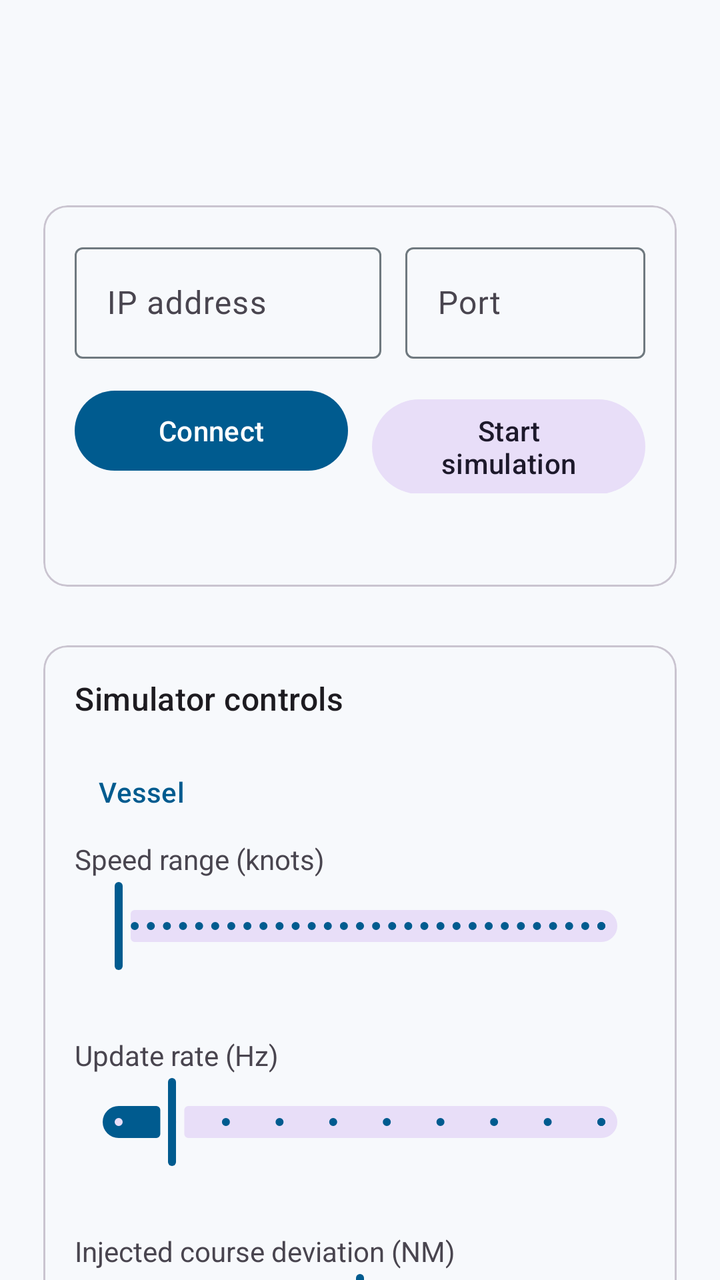
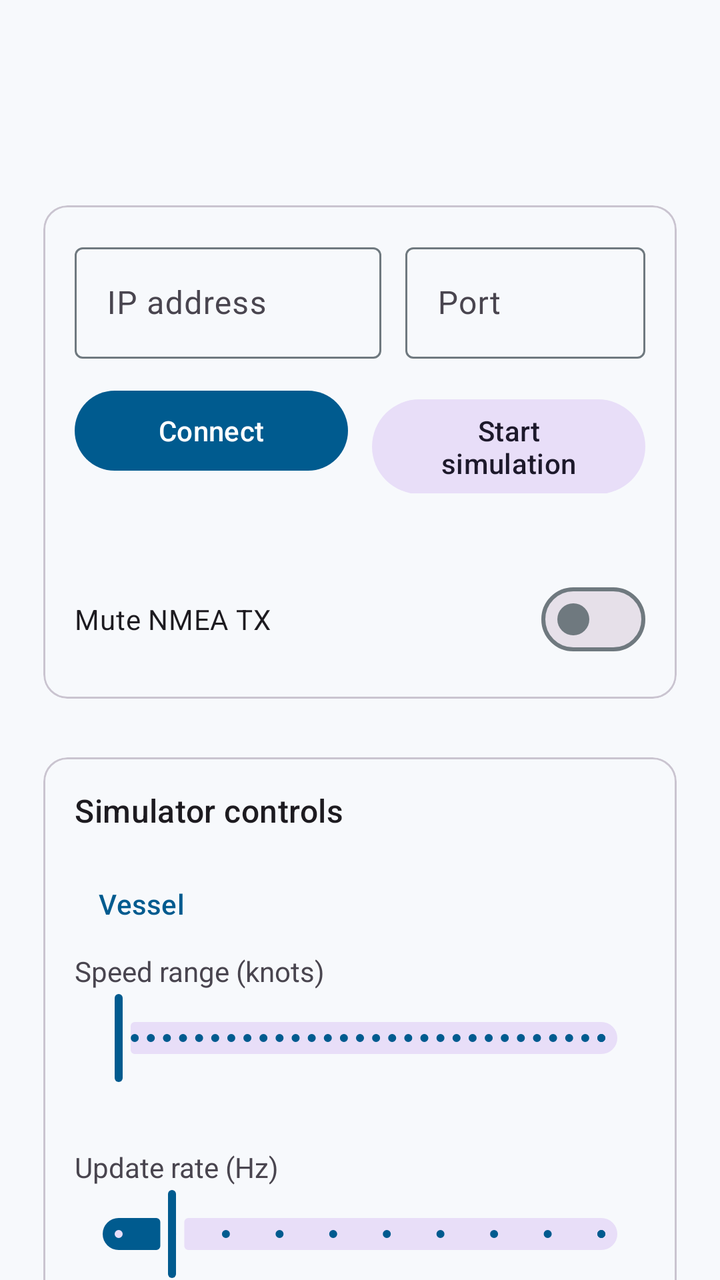

Before-and-after screenshots of an Android layout around one commit, followed by the original layout XML and the change that was made.
<!-- AndroidManifest.xml: application theme Theme.NmeaNavigationSimulator -->
<!-- res/layout/activity_main.xml -->
<?xml version="1.0" encoding="utf-8"?>
<androidx.core.widget.NestedScrollView xmlns:android="http://schemas.android.com/apk/res/android"
    xmlns:app="http://schemas.android.com/apk/res-auto"
    android:layout_width="match_parent"
    android:layout_height="match_parent"
    android:fillViewport="true">

    <LinearLayout
        android:layout_width="match_parent"
        android:layout_height="wrap_content"
        android:orientation="vertical"
        android:padding="16dp">

        <com.google.android.material.appbar.MaterialToolbar
            android:id="@+id/toolbar"
            android:layout_width="match_parent"
            android:layout_height="wrap_content"
            android:title="@string/app_name"
            android:subtitle="@string/toolbar_subtitle" />

        <com.google.android.material.card.MaterialCardView
            android:layout_width="match_parent"
            android:layout_height="wrap_content"
            android:layout_marginTop="16dp"
            app:cardUseCompatPadding="true">

            <LinearLayout
                android:layout_width="match_parent"
                android:layout_height="wrap_content"
                android:orientation="vertical"
                android:padding="16dp">

                <LinearLayout
                    android:layout_width="match_parent"
                    android:layout_height="wrap_content"
                    android:orientation="horizontal">

                    <com.google.android.material.textfield.TextInputLayout
                        android:id="@+id/ipInputLayout"
                        android:layout_width="0dp"
                        android:layout_height="wrap_content"
                        android:layout_weight="1"
                        android:hint="@string/ip_address">

                        <com.google.android.material.textfield.TextInputEditText
                            android:id="@+id/ipEditText"
                            android:layout_width="match_parent"
                            android:layout_height="wrap_content"
                            android:inputType="textUri" />
                    </com.google.android.material.textfield.TextInputLayout>

                    <Space
                        android:layout_width="12dp"
                        android:layout_height="1dp" />

                    <com.google.android.material.textfield.TextInputLayout
                        android:id="@+id/portInputLayout"
                        android:layout_width="120dp"
                        android:layout_height="wrap_content"
                        android:hint="@string/port">

                        <com.google.android.material.textfield.TextInputEditText
                            android:id="@+id/portEditText"
                            android:layout_width="match_parent"
                            android:layout_height="wrap_content"
                            android:inputType="number" />
                    </com.google.android.material.textfield.TextInputLayout>
                </LinearLayout>

                <LinearLayout
                    android:layout_width="match_parent"
                    android:layout_height="wrap_content"
                    android:layout_marginTop="12dp"
                    android:orientation="horizontal">

                    <com.google.android.material.button.MaterialButton
                        android:id="@+id/connectButton"
                        style="@style/Widget.Material3.Button"
                        android:layout_width="0dp"
                        android:layout_height="wrap_content"
                        android:layout_weight="1"
                        android:text="@string/connect" />

                    <Space
                        android:layout_width="12dp"
                        android:layout_height="1dp" />

                    <com.google.android.material.button.MaterialButton
                        android:id="@+id/simulationButton"
                        style="@style/Widget.Material3.Button.TonalButton"
                        android:layout_width="0dp"
                        android:layout_height="wrap_content"
                        android:layout_weight="1"
                        android:text="@string/start_simulation" />
                </LinearLayout>

                <TextView
                    android:id="@+id/statusTextView"
                    android:layout_width="match_parent"
                    android:layout_height="wrap_content"
                    android:layout_marginTop="12dp"
                    android:textAppearance="?attr/textAppearanceBodyMedium" />
            </LinearLayout>
        </com.google.android.material.card.MaterialCardView>

        <com.google.android.material.card.MaterialCardView
            android:layout_width="match_parent"
            android:layout_height="wrap_content"
            android:layout_marginTop="16dp"
            app:cardUseCompatPadding="true">

            <LinearLayout
                android:layout_width="match_parent"
                android:layout_height="wrap_content"
                android:orientation="vertical"
                android:padding="16dp">

                <TextView
                    android:layout_width="match_parent"
                    android:layout_height="wrap_content"
                    android:text="@string/simulator_controls"
                    android:textAppearance="?attr/textAppearanceTitleMedium" />

                <com.google.android.material.button.MaterialButton
                    android:id="@+id/vesselSectionButton"
                    style="@style/Widget.Material3.Button.TextButton"
                    android:layout_width="match_parent"
                    android:layout_height="wrap_content"
                    android:layout_marginTop="12dp"
                    android:gravity="start|center_vertical"
                    android:text="@string/vessel_controls" />

                <LinearLayout
                    android:id="@+id/vesselControlsLayout"
                    android:layout_width="match_parent"
                    android:layout_height="wrap_content"
                    android:orientation="vertical">

                    <TextView
                        android:layout_width="match_parent"
                        android:layout_height="wrap_content"
                        android:text="@string/speed_knots" />

                    <com.google.android.material.slider.RangeSlider
                        android:id="@+id/speedRangeSlider"
                        android:layout_width="match_parent"
                        android:layout_height="wrap_content"
                        android:valueFrom="1"
                        android:valueTo="30"
                        android:stepSize="0.5" />

                    <TextView
                        android:id="@+id/speedConfigTextView"
                        android:layout_width="match_parent"
                        android:layout_height="wrap_content" />

                    <TextView
                        android:layout_width="match_parent"
                        android:layout_height="wrap_content"
                        android:layout_marginTop="12dp"
                        android:text="@string/update_rate_hz" />

                    <com.google.android.material.slider.Slider
                        android:id="@+id/updateRateSlider"
                        android:layout_width="match_parent"
                        android:layout_height="wrap_content"
                        android:valueFrom="1"
                        android:valueTo="10"
                        android:stepSize="1"
                        android:value="2" />

                    <TextView
                        android:id="@+id/updateRateTextView"
                        android:layout_width="match_parent"
                        android:layout_height="wrap_content" />

                    <TextView
                        android:layout_width="match_parent"
                        android:layout_height="wrap_content"
                        android:layout_marginTop="12dp"
                        android:text="@string/course_deviation" />

                    <com.google.android.material.slider.Slider
                        android:id="@+id/deviationSlider"
                        android:layout_width="match_parent"
                        android:layout_height="wrap_content"
                        android:valueFrom="-0.5"
                        android:valueTo="0.5"
                        android:stepSize="0.01"
                        android:value="0" />

                    <TextView
                        android:id="@+id/deviationTextView"
                        android:layout_width="match_parent"
                        android:layout_height="wrap_content" />

                    <TextView
                        android:layout_width="match_parent"
                        android:layout_height="wrap_content"
                        android:layout_marginTop="12dp"
                        android:text="@string/rudder_angle" />

                    <com.google.android.material.slider.Slider
                        android:id="@+id/rudderAngleSlider"
                        android:layout_width="match_parent"
                        android:layout_height="wrap_content"
                        android:valueFrom="-40"
                        android:valueTo="40"
                        android:stepSize="0.5"
                        android:value="0" />

                    <TextView
                        android:id="@+id/rudderAngleTextView"
                        android:layout_width="match_parent"
                        android:layout_height="wrap_content" />

                    <com.google.android.material.materialswitch.MaterialSwitch
                        android:id="@+id/rsaStatusInvalidSwitch"
                        android:layout_width="match_parent"
                        android:layout_height="wrap_content"
                        android:layout_marginTop="8dp"
                        android:text="@string/rsa_status_invalid" />
                </LinearLayout>

                <com.google.android.material.button.MaterialButton
                    android:id="@+id/windSectionButton"
                    style="@style/Widget.Material3.Button.TextButton"
                    android:layout_width="match_parent"
                    android:layout_height="wrap_content"
                    android:layout_marginTop="8dp"
                    android:gravity="start|center_vertical"
                    android:text="@string/wind_controls" />

                <LinearLayout
                    android:id="@+id/windControlsLayout"
                    android:layout_width="match_parent"
                    android:layout_height="wrap_content"
                    android:orientation="vertical">

                    <TextView
                        android:layout_width="match_parent"
                        android:layout_height="wrap_content"
                        android:text="@string/wind_direction_true" />

                    <com.google.android.material.slider.RangeSlider
                        android:id="@+id/windDirectionRangeSlider"
                        android:layout_width="match_parent"
                        android:layout_height="wrap_content"
                        android:valueFrom="0"
                        android:valueTo="359"
                        android:stepSize="1" />

                    <TextView
                        android:id="@+id/windDirectionTextView"
                        android:layout_width="match_parent"
                        android:layout_height="wrap_content" />

                    <TextView
                        android:layout_width="match_parent"
                        android:layout_height="wrap_content"
                        android:layout_marginTop="12dp"
                        android:text="@string/wind_speed_knots" />

                    <com.google.android.material.slider.RangeSlider
                        android:id="@+id/windSpeedRangeSlider"
                        android:layout_width="match_parent"
                        android:layout_height="wrap_content"
                        android:valueFrom="0"
                        android:valueTo="60"
                        android:stepSize="0.5" />

                    <TextView
                        android:id="@+id/windSpeedTextView"
                        android:layout_width="match_parent"
                        android:layout_height="wrap_content" />

                    <com.google.android.material.materialswitch.MaterialSwitch
                        android:id="@+id/mwvStatusInvalidSwitch"
                        android:layout_width="match_parent"
                        android:layout_height="wrap_content"
                        android:layout_marginTop="8dp"
                        android:text="@string/mwv_status_invalid" />
                </LinearLayout>

                <com.google.android.material.button.MaterialButton
                    android:id="@+id/waterSectionButton"
                    style="@style/Widget.Material3.Button.TextButton"
                    android:layout_width="match_parent"
                    android:layout_height="wrap_content"
                    android:layout_marginTop="8dp"
                    android:gravity="start|center_vertical"
                    android:text="@string/water_controls" />

                <LinearLayout
                    android:id="@+id/waterControlsLayout"
                    android:layout_width="match_parent"
                    android:layout_height="wrap_content"
                    android:orientation="vertical">

                    <TextView
                        android:layout_width="match_parent"
                        android:layout_height="wrap_content"
                        android:text="@string/depth_meters" />

                    <com.google.android.material.slider.RangeSlider
                        android:id="@+id/depthRangeSlider"
                        android:layout_width="match_parent"
                        android:layout_height="wrap_content"
                        android:valueFrom="0"
                        android:valueTo="100"
                        android:stepSize="0.5" />

                    <TextView
                        android:id="@+id/depthTextView"
                        android:layout_width="match_parent"
                        android:layout_height="wrap_content" />

                    <TextView
                        android:layout_width="match_parent"
                        android:layout_height="wrap_content"
                        android:layout_marginTop="12dp"
                        android:text="@string/water_temperature_celsius" />

                    <com.google.android.material.slider.RangeSlider
                        android:id="@+id/waterTemperatureRangeSlider"
                        android:layout_width="match_parent"
                        android:layout_height="wrap_content"
                        android:valueFrom="-2"
                        android:valueTo="35"
                        android:stepSize="0.5" />

                    <TextView
                        android:id="@+id/waterTemperatureTextView"
                        android:layout_width="match_parent"
                        android:layout_height="wrap_content" />
                </LinearLayout>

                <com.google.android.material.button.MaterialButton
                    android:id="@+id/currentSectionButton"
                    style="@style/Widget.Material3.Button.TextButton"
                    android:layout_width="match_parent"
                    android:layout_height="wrap_content"
                    android:layout_marginTop="8dp"
                    android:gravity="start|center_vertical"
                    android:text="@string/current_controls" />

                <LinearLayout
                    android:id="@+id/currentControlsLayout"
                    android:layout_width="match_parent"
                    android:layout_height="wrap_content"
                    android:orientation="vertical">

                    <TextView
                        android:layout_width="match_parent"
                        android:layout_height="wrap_content"
                        android:text="@string/current_direction_true" />

                    <com.google.android.material.slider.RangeSlider
                        android:id="@+id/currentDirectionRangeSlider"
                        android:layout_width="match_parent"
                        android:layout_height="wrap_content"
                        android:valueFrom="0"
                        android:valueTo="359"
                        android:stepSize="1" />

                    <TextView
                        android:id="@+id/currentDirectionTextView"
                        android:layout_width="match_parent"
                        android:layout_height="wrap_content" />

                    <TextView
                        android:layout_width="match_parent"
                        android:layout_height="wrap_content"
                        android:layout_marginTop="12dp"
                        android:text="@string/current_speed_knots" />

                    <com.google.android.material.slider.RangeSlider
                        android:id="@+id/currentSpeedRangeSlider"
                        android:layout_width="match_parent"
                        android:layout_height="wrap_content"
                        android:valueFrom="0"
                        android:valueTo="5"
                        android:stepSize="0.1" />

                    <TextView
                        android:id="@+id/currentSpeedTextView"
                        android:layout_width="match_parent"
                        android:layout_height="wrap_content" />
                </LinearLayout>

                <com.google.android.material.button.MaterialButton
                    android:id="@+id/aisSectionButton"
                    style="@style/Widget.Material3.Button.TextButton"
                    android:layout_width="match_parent"
                    android:layout_height="wrap_content"
                    android:layout_marginTop="8dp"
                    android:gravity="start|center_vertical"
                    android:text="@string/ais_controls" />

                <LinearLayout
                    android:id="@+id/aisControlsLayout"
                    android:layout_width="match_parent"
                    android:layout_height="wrap_content"
                    android:orientation="vertical"
                    android:visibility="gone">

                    <com.google.android.material.materialswitch.MaterialSwitch
                        android:id="@+id/emitAisSwitch"
                        android:layout_width="match_parent"
                        android:layout_height="wrap_content"
                        android:checked="true"
                        android:text="@string/emit_ais" />

                    <com.google.android.material.materialswitch.MaterialSwitch
                        android:id="@+id/emitAivdoSwitch"
                        android:layout_width="match_parent"
                        android:layout_height="wrap_content"
                        android:layout_marginTop="4dp"
                        android:text="@string/emit_aivdo" />
                </LinearLayout>
            </LinearLayout>
        </com.google.android.material.card.MaterialCardView>

        <com.google.android.material.card.MaterialCardView
            android:layout_width="match_parent"
            android:layout_height="wrap_content"
            android:layout_marginTop="16dp"
            app:cardUseCompatPadding="true">

            <LinearLayout
                android:layout_width="match_parent"
                android:layout_height="wrap_content"
                android:orientation="vertical"
                android:padding="16dp">

                <TextView
                    android:layout_width="match_parent"
                    android:layout_height="wrap_content"
                    android:text="@string/track_visualization"
                    android:textAppearance="?attr/textAppearanceTitleMedium" />

                <com.nauticontrol.nmeanavigationsimulator.ui.TrackView
                    android:id="@+id/trackView"
                    android:layout_width="match_parent"
                    android:layout_height="280dp"
                    android:layout_marginTop="12dp" />
            </LinearLayout>
        </com.google.android.material.card.MaterialCardView>

        <com.google.android.material.card.MaterialCardView
            android:layout_width="match_parent"
            android:layout_height="wrap_content"
            android:layout_marginTop="16dp"
            app:cardUseCompatPadding="true">

            <LinearLayout
                android:layout_width="match_parent"
                android:layout_height="wrap_content"
                android:orientation="vertical"
                android:padding="16dp">

                <TextView
                    android:layout_width="match_parent"
                    android:layout_height="wrap_content"
                    android:text="@string/live_navigation"
                    android:textAppearance="?attr/textAppearanceTitleMedium" />

                <TextView
                    android:id="@+id/headingTextView"
                    android:layout_width="match_parent"
                    android:layout_height="wrap_content"
                    android:layout_marginTop="12dp" />

                <TextView
                    android:id="@+id/speedTextView"
                    android:layout_width="match_parent"
                    android:layout_height="wrap_content"
                    android:layout_marginTop="8dp" />

                <TextView
                    android:id="@+id/xteTextView"
                    android:layout_width="match_parent"
                    android:layout_height="wrap_content"
                    android:layout_marginTop="8dp" />

                <TextView
                    android:id="@+id/waypointTextView"
                    android:layout_width="match_parent"
                    android:layout_height="wrap_content"
                    android:layout_marginTop="8dp" />
            </LinearLayout>
        </com.google.android.material.card.MaterialCardView>

        <com.google.android.material.card.MaterialCardView
            android:layout_width="match_parent"
            android:layout_height="wrap_content"
            android:layout_marginTop="16dp"
            android:layout_marginBottom="24dp"
            app:cardUseCompatPadding="true">

            <LinearLayout
                android:layout_width="match_parent"
                android:layout_height="wrap_content"
                android:orientation="vertical"
                android:padding="16dp">

                <TextView
                    android:layout_width="match_parent"
                    android:layout_height="wrap_content"
                    android:text="@string/connection_log"
                    android:textAppearance="?attr/textAppearanceTitleMedium" />

                <TextView
                    android:id="@+id/logTextView"
                    android:layout_width="match_parent"
                    android:layout_height="wrap_content"
                    android:layout_marginTop="12dp"
                    android:fontFamily="monospace"
                    android:textSize="12sp" />
            </LinearLayout>
        </com.google.android.material.card.MaterialCardView>
    </LinearLayout>
</androidx.core.widget.NestedScrollView>
<!-- resources referenced by this layout -->
<resources>
  <string name="ais_controls">AIS</string>
  <string name="app_name">NMEA Navigation Simulator</string>
  <string name="connect">Connect</string>
  <string name="connection_log">Connection log</string>
  <string name="course_deviation">Injected course deviation (NM)</string>
  <string name="current_controls">Current</string>
  <string name="current_direction_true">Current direction range (°T)</string>
  <string name="current_speed_knots">Current speed range (knots)</string>
  <string name="depth_meters">Depth range (m)</string>
  <string name="emit_ais">Emit AIS</string>
  <string name="emit_aivdo">Emit AIVDO own-ship</string>
  <string name="ip_address">IP address</string>
  <string name="live_navigation">Live navigation</string>
  <string name="mwv_status_invalid">MWV status V</string>
  <string name="port">Port</string>
  <string name="rsa_status_invalid">RSA status V</string>
  <string name="rudder_angle">Rudder angle (°)</string>
  <string name="simulator_controls">Simulator controls</string>
  <string name="speed_knots">Speed range (knots)</string>
  <string name="start_simulation">Start simulation</string>
  <string name="toolbar_subtitle">NMEA to N2K / SeaTalk test source</string>
  <string name="track_visualization">Track visualization</string>
  <string name="update_rate_hz">Update rate (Hz)</string>
  <string name="vessel_controls">Vessel</string>
  <string name="water_controls">Depth and temperature</string>
  <string name="water_temperature_celsius">Water temperature range (°C)</string>
  <string name="wind_controls">Wind</string>
  <string name="wind_direction_true">Wind direction range (°T)</string>
  <string name="wind_speed_knots">Wind speed range (knots)</string>
  <style name="Theme.NmeaNavigationSimulator" parent="Theme.Material3.Light.NoActionBar">
          <item name="colorPrimary">@color/md_theme_light_primary</item>
          <item name="colorOnPrimary">@color/md_theme_light_onPrimary</item>
          <item name="colorPrimaryContainer">@color/md_theme_light_primaryContainer</item>
          <item name="colorOnPrimaryContainer">@color/md_theme_light_onPrimaryContainer</item>
          <item name="colorSecondary">@color/md_theme_light_secondary</item>
          <item name="colorOnSecondary">@color/md_theme_light_onSecondary</item>
          <item name="android:colorBackground">@color/md_theme_light_background</item>
          <item name="colorSurface">@color/md_theme_light_surface</item>
          <item name="colorOnSurface">@color/md_theme_light_onSurface</item>
          <item name="colorOutline">@color/md_theme_light_outline</item>
          <item name="android:statusBarColor" tools:targetApi="l">@android:color/transparent</item>
          <item name="android:windowLightStatusBar" tools:targetApi="m">true</item>
      </style>
  <color name="md_theme_light_primary">#005B8F</color>
  <color name="md_theme_light_onPrimary">#FFFFFF</color>
  <color name="md_theme_light_primaryContainer">#CAE6FF</color>
  <color name="md_theme_light_onPrimaryContainer">#001D31</color>
  <color name="md_theme_light_secondary">#4D616F</color>
  <color name="md_theme_light_onSecondary">#FFFFFF</color>
  <color name="md_theme_light_background">#F7F9FC</color>
  <color name="md_theme_light_surface">#F7F9FC</color>
  <color name="md_theme_light_onSurface">#171C21</color>
  <color name="md_theme_light_outline">#6F797F</color>
</resources>

<!-- the commit's change to res/layout/activity_main.xml (unified diff, before → after) -->
@@ -100,6 +100,13 @@
                     android:layout_height="wrap_content"
                     android:layout_marginTop="12dp"
                     android:textAppearance="?attr/textAppearanceBodyMedium" />
+
+                <com.google.android.material.materialswitch.MaterialSwitch
+                    android:id="@+id/muteNmeaTxSwitch"
+                    android:layout_width="match_parent"
+                    android:layout_height="wrap_content"
+                    android:layout_marginTop="8dp"
+                    android:text="@string/mute_nmea_tx" />
             </LinearLayout>
         </com.google.android.material.card.MaterialCardView>
 
@@ -220,6 +227,33 @@
                         android:layout_height="wrap_content"
                         android:layout_marginTop="8dp"
                         android:text="@string/rsa_status_invalid" />
+
+                    <TextView
+                        android:layout_width="match_parent"
+                        android:layout_height="wrap_content"
+                        android:layout_marginTop="12dp"
+                        android:text="@string/magnetic_variation" />
+
+                    <com.google.android.material.slider.Slider
+                        android:id="@+id/variationSlider"
+                        android:layout_width="match_parent"
+                        android:layout_height="wrap_content"
+                        android:valueFrom="-30"
+                        android:valueTo="30"
+                        android:stepSize="0.5"
+                        android:value="-4" />
+
+                    <TextView
+                        android:id="@+id/variationTextView"
+                        android:layout_width="match_parent"
+                        android:layout_height="wrap_content" />
+
+                    <com.google.android.material.materialswitch.MaterialSwitch
+                        android:id="@+id/gpsFixInvalidSwitch"
+                        android:layout_width="match_parent"
+                        android:layout_height="wrap_content"
+                        android:layout_marginTop="8dp"
+                        android:text="@string/gps_fix_invalid" />
                 </LinearLayout>
 
                 <com.google.android.material.button.MaterialButton
@@ -314,6 +348,13 @@
                         android:id="@+id/depthTextView"
                         android:layout_width="match_parent"
                         android:layout_height="wrap_content" />
+
+                    <com.google.android.material.materialswitch.MaterialSwitch
+                        android:id="@+id/depthFieldsBlankSwitch"
+                        android:layout_width="match_parent"
+                        android:layout_height="wrap_content"
+                        android:layout_marginTop="8dp"
+                        android:text="@string/depth_fields_blank" />
 
                     <TextView
                         android:layout_width="match_parent"
<!-- resource entries referenced after the edit -->
@@ -8,11 +8,15 @@
   <string name="current_controls">Current</string>
   <string name="current_direction_true">Current direction range (°T)</string>
   <string name="current_speed_knots">Current speed range (knots)</string>
+  <string name="depth_fields_blank">Depth invalid (blank DBT/DPT)</string>
   <string name="depth_meters">Depth range (m)</string>
   <string name="emit_ais">Emit AIS</string>
   <string name="emit_aivdo">Emit AIVDO own-ship</string>
+  <string name="gps_fix_invalid">GPS loss (RMC V / GGA 0)</string>
   <string name="ip_address">IP address</string>
   <string name="live_navigation">Live navigation</string>
+  <string name="magnetic_variation">Magnetic variation (°E, west is negative)</string>
+  <string name="mute_nmea_tx">Mute NMEA TX</string>
   <string name="mwv_status_invalid">MWV status V</string>
   <string name="port">Port</string>
   <string name="rsa_status_invalid">RSA status V</string>
